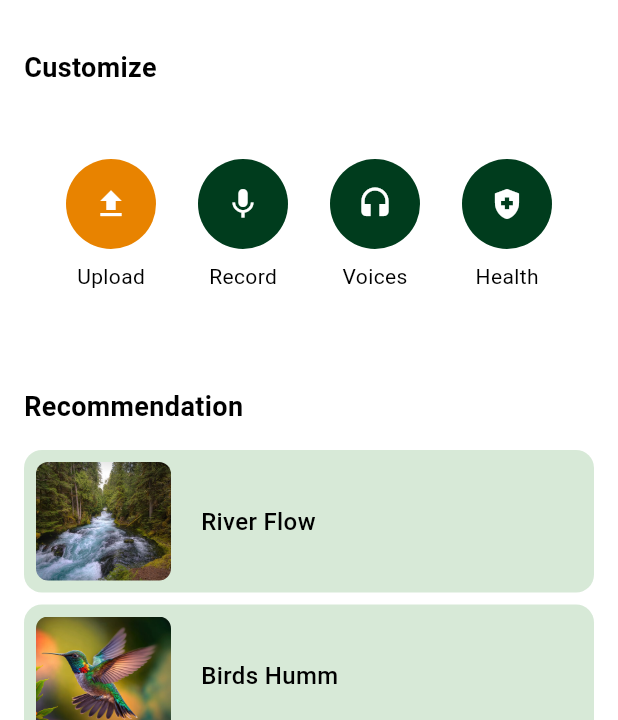
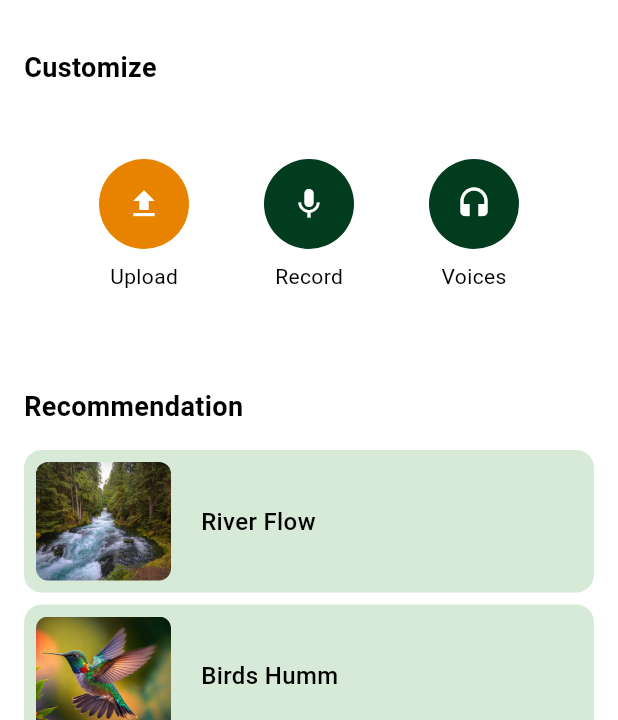
Before and after one commit to CenturyTuna115/serenity_final, a Flutter app: the CustomizePage screen opened directly, on a phone screen of 412 x 824 dp, the part 516-1236 px from its top. Run offline on Flutter 3.47's test engine with Material 3 defaults, Android fonts, the light colour scheme and no system bars; our stand-ins replace audioplayers, contacts_service, file_picker, firebase_auth, firebase_core, firebase_database and 10 more; missing offline and left inert: agora_rtc_engine, flutter_sound, telephony; accounts and stored records are empty.

Commit message:
removed health button

```diff
--- a/serenity_mobile/lib/screens/customize.dart
+++ b/serenity_mobile/lib/screens/customize.dart
@@ -199,8 +199,6 @@ class _CustomizePageState extends State<CustomizePage> {
                       );
                     }
                   }),
-                  _buildActionButton('Health', Icons.health_and_safety,
-                      const Color.fromARGB(255, 0, 60, 29)),
                 ],
               ),
               const SizedBox(height: 32),
```
